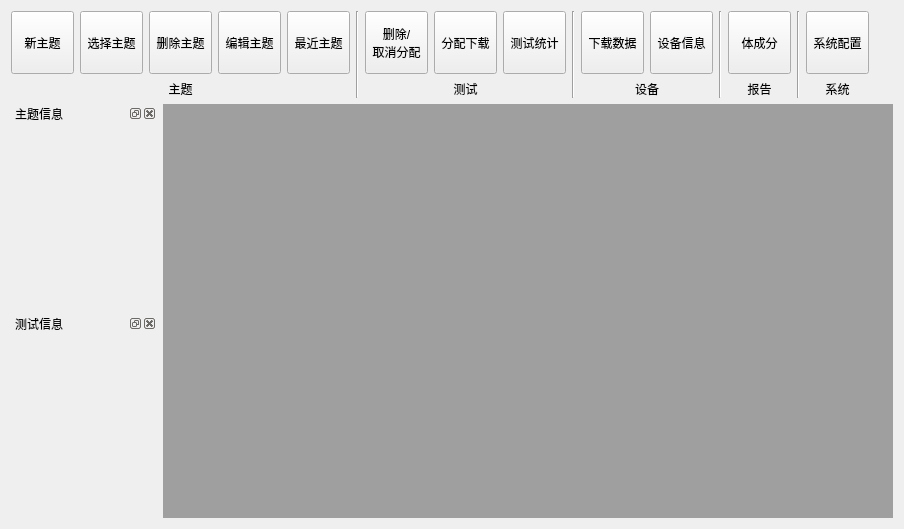
hym-dn/Bodystat, file Bodystat/ui/maindlg.ui: the form before one commit.
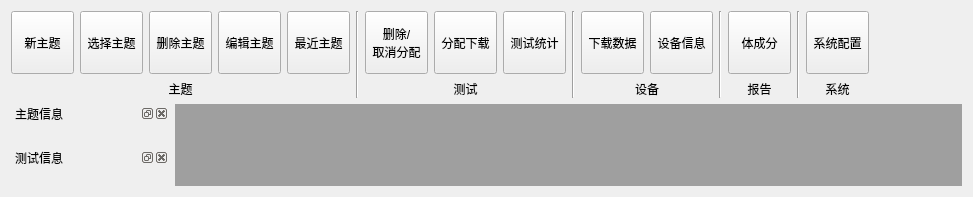
The form after the commit.

Diff of the .ui file:
```diff
--- a/Bodystat/ui/maindlg.ui
+++ b/Bodystat/ui/maindlg.ui
@@ -6,8 +6,8 @@
    <rect>
     <x>0</x>
     <y>0</y>
-    <width>904</width>
-    <height>529</height>
+    <width>973</width>
+    <height>197</height>
    </rect>
   </property>
   <property name="font">
```
